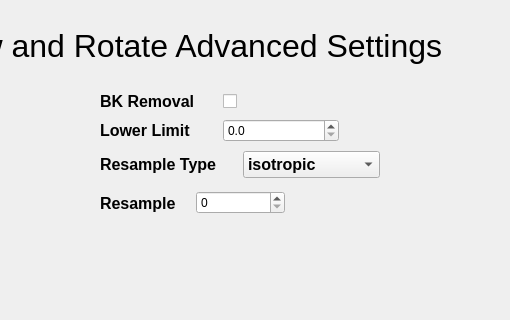
Before: the Qt Designer form dsradvanced.ui in abcucberkeley/PetaKit5D-GUI, drawn with Qt 5; both pictures show x 130 to 640 and y 0 to 320 of the 640 by 480 pixel window.
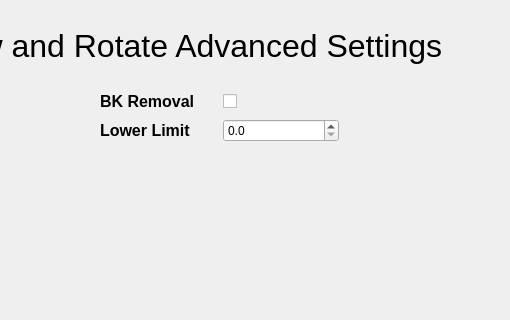
After: the same form once the commit is applied.

Commit message: resample updated to double

```diff
--- a/dsradvanced.ui
+++ b/dsradvanced.ui
@@ -71,88 +71,6 @@
     <string>Submit</string>
    </property>
   </widget>
-  <widget class="QWidget" name="layoutWidget">
-   <property name="geometry">
-    <rect>
-     <x>230</x>
-     <y>150</y>
-     <width>280</width>
-     <height>29</height>
-    </rect>
-   </property>
-   <layout class="QHBoxLayout" name="horizontalLayout_5">
-    <item>
-     <widget class="QLabel" name="resampleTypeLabel">
-      <property name="font">
-       <font>
-        <pointsize>12</pointsize>
-        <weight>75</weight>
-        <bold>true</bold>
-       </font>
-      </property>
-      <property name="text">
-       <string>Resample Type</string>
-      </property>
-     </widget>
-    </item>
-    <item>
-     <widget class="QComboBox" name="resampleTypeComboBox">
-      <property name="font">
-       <font>
-        <pointsize>12</pointsize>
-        <weight>75</weight>
-        <bold>true</bold>
-       </font>
-      </property>
-      <property name="editable">
-       <bool>false</bool>
-      </property>
-      <property name="currentText">
-       <string>isotropic</string>
-      </property>
-      <item>
-       <property name="text">
-        <string>isotropic</string>
-       </property>
-      </item>
-      <item>
-       <property name="text">
-        <string>xy_isotropic</string>
-       </property>
-      </item>
-     </widget>
-    </item>
-   </layout>
-  </widget>
-  <widget class="QWidget" name="layoutWidget">
-   <property name="geometry">
-    <rect>
-     <x>230</x>
-     <y>190</y>
-     <width>185</width>
-     <height>26</height>
-    </rect>
-   </property>
-   <layout class="QHBoxLayout" name="horizontalLayout_6">
-    <item>
-     <widget class="QLabel" name="resampleLabel">
-      <property name="font">
-       <font>
-        <pointsize>12</pointsize>
-        <weight>75</weight>
-        <bold>true</bold>
-       </font>
-      </property>
-      <property name="text">
-       <string>Resample</string>
-      </property>
-     </widget>
-    </item>
-    <item>
-     <widget class="QSpinBox" name="resampleSpinBox"/>
-    </item>
-   </layout>
-  </widget>
   <widget class="QWidget" name="layoutWidget">
    <property name="geometry">
     <rect>
```
The commit also changes 6 other files.
